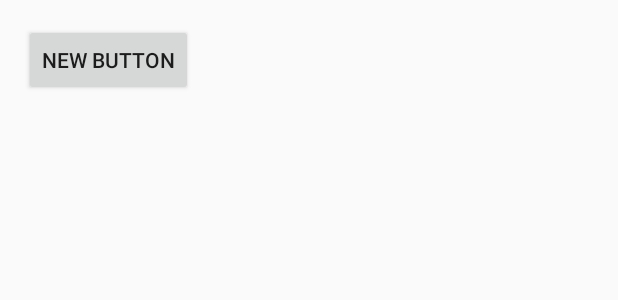
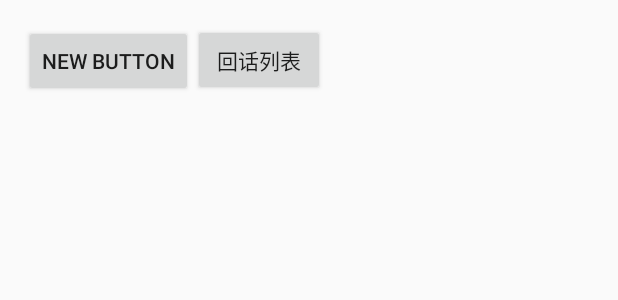
Before and after one commit to HemingwayZ/DuXiangLe, an Android app: the layout activity_message.xml on its own in the app's theme, with its tools: preview values and no code run, on a phone screen of 412 x 824 dp. Shown: the top 300 px of the screen. Run offline under Robolectric (Android 15) with nearby library versions, the phone set to English and light mode, and no system bars.

Commit message:
初步理解了了融云单聊

```diff
--- a/app/src/main/res/layout/activity_conversation.xml
+++ b/app/src/main/res/layout/activity_conversation.xml
@@ -5,7 +5,7 @@
     android:orientation="vertical">
 
     <fragment
-        android:id="@+id/fragment"
+        android:id="@+id/conversation"
         android:name="io.rong.imkit.fragment.ConversationFragment"
         android:layout_width="match_parent"
         android:layout_height="match_parent" />
--- a/app/src/main/res/layout/activity_message.xml
+++ b/app/src/main/res/layout/activity_message.xml
@@ -1,18 +1,29 @@
 <?xml version="1.0" encoding="utf-8"?>
-<RelativeLayout xmlns:android="http://schemas.android.com/apk/res/android"
-    xmlns:tools="http://schemas.android.com/tools" android:layout_width="match_parent"
-    android:layout_height="match_parent" android:paddingLeft="@dimen/activity_horizontal_margin"
+<LinearLayout xmlns:android="http://schemas.android.com/apk/res/android"
+    xmlns:tools="http://schemas.android.com/tools"
+    android:layout_width="match_parent"
+    android:layout_height="match_parent"
+    android:paddingBottom="@dimen/activity_vertical_margin"
+    android:paddingLeft="@dimen/activity_horizontal_margin"
     android:paddingRight="@dimen/activity_horizontal_margin"
     android:paddingTop="@dimen/activity_vertical_margin"
-    android:paddingBottom="@dimen/activity_vertical_margin"
     tools:context="com.zhm.duxiangle.MessageActivity">
 
     <Button
+        android:id="@+id/button"
         android:layout_width="wrap_content"
         android:layout_height="wrap_content"
-        android:text="New Button"
-        android:id="@+id/button"
+        android:layout_alignParentLeft="true"
+        android:layout_alignParentStart="true"
         android:layout_alignParentTop="true"
+        android:text="New Button" />
+
+    <Button
+        android:id="@+id/button1"
+        android:layout_width="wrap_content"
+        android:layout_height="wrap_content"
         android:layout_alignParentLeft="true"
-        android:layout_alignParentStart="true" />
-</RelativeLayout>
+        android:layout_alignParentStart="true"
+        android:layout_alignParentTop="true"
+        android:text="回话列表" />
+</LinearLayout>
```
Also changed, not shown: app/src/main/AndroidManifest.xml (+22 -2 lines), app/src/main/java/com/zhm/duxiangle/ConversationActivity.java (+37 -1 lines), app/src/main/java/com/zhm/duxiangle/ConversationListActivity.java (added, +36 -0 lines), app/src/main/java/com/zhm/duxiangle/DXLApplication.java (+35 -2 lines), app/src/main/java/com/zhm/duxiangle/MessageActivity.java (+36 -11 lines), app/src/main/res/layout/activity_conversation_list.xml (added, +11 -0 lines).
